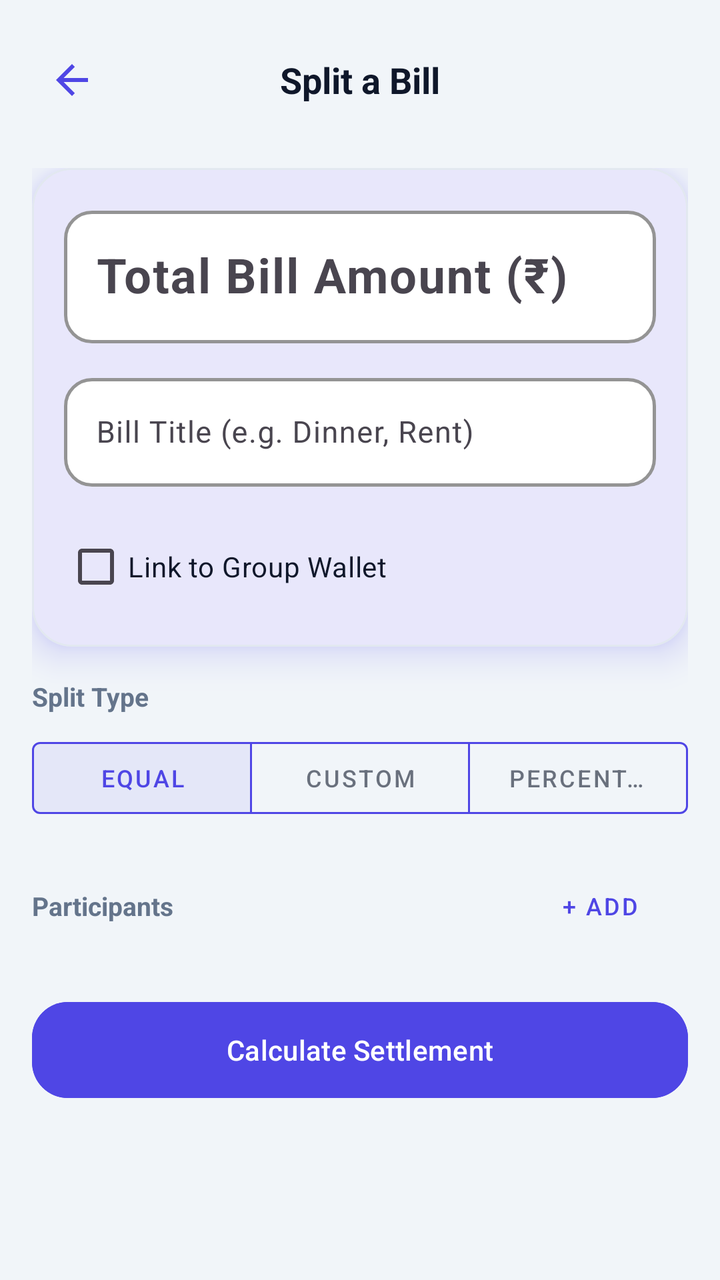
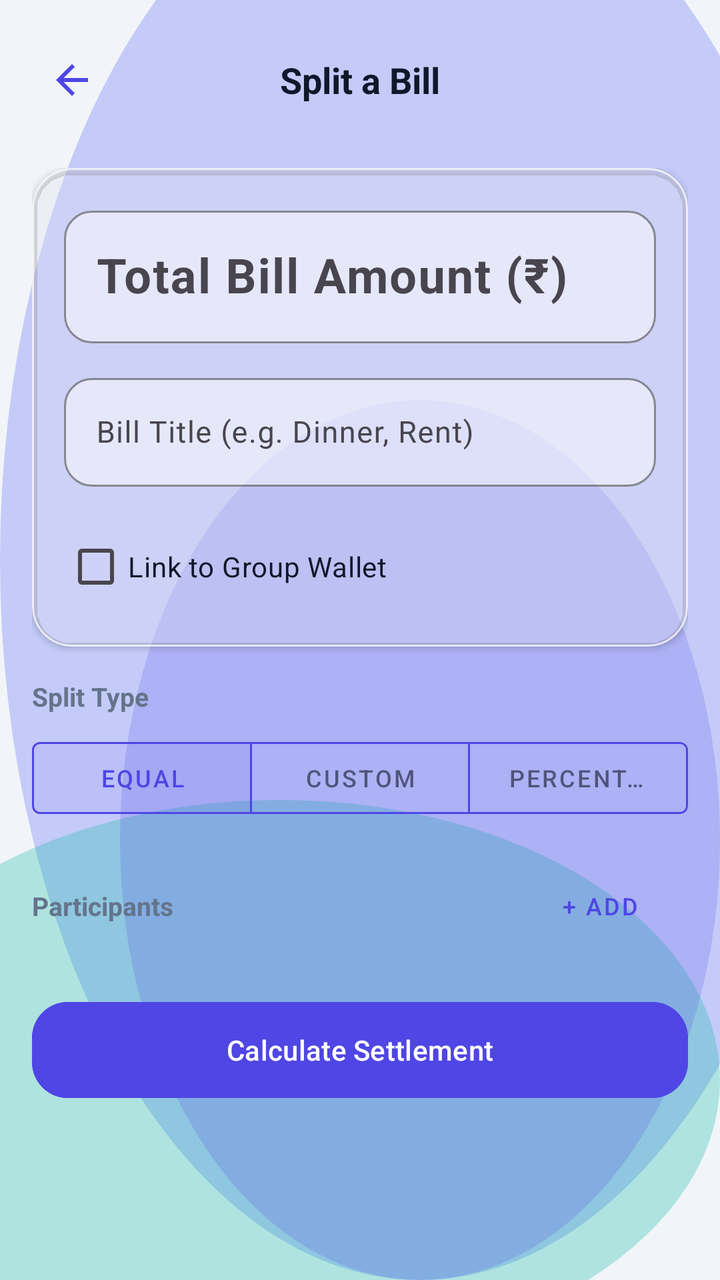

The first picture is an Android layout as it rendered before a commit; the second is the same layout after the commit. The layout source and the unified diff follow.
<!-- AndroidManifest.xml: application theme Theme.MoneyLens -->
<!-- res/layout/activity_bill_splitter.xml -->
<?xml version="1.0" encoding="utf-8"?>
<androidx.constraintlayout.widget.ConstraintLayout xmlns:android="http://schemas.android.com/apk/res/android"
    xmlns:app="http://schemas.android.com/apk/res-auto"
    xmlns:tools="http://schemas.android.com/tools"
    android:layout_width="match_parent"
    android:layout_height="match_parent"
    android:background="@color/colorBackground">

    
    <RelativeLayout
        android:id="@+id/layoutAppBar"
        android:layout_width="match_parent"
        android:layout_height="56dp"
        android:layout_marginTop="12dp"
        android:paddingHorizontal="16dp"
        app:layout_constraintTop_toTopOf="parent">

        <ImageView
            android:id="@+id/btnBack"
            android:layout_width="40dp"
            android:layout_height="40dp"
            android:layout_centerVertical="true"
            android:padding="8dp"
            android:src="@drawable/ic_back"
            android:background="?attr/selectableItemBackgroundBorderless"
            android:contentDescription="Back" />

        <TextView
            android:id="@+id/txtTitle"
            android:layout_width="wrap_content"
            android:layout_height="wrap_content"
            android:layout_centerInParent="true"
            android:text="Split a Bill"
            android:textColor="@color/colorTextPrimary"
            android:textSize="18sp"
            android:textStyle="bold" />
    </RelativeLayout>

    <androidx.core.widget.NestedScrollView
        android:layout_width="match_parent"
        android:layout_height="0dp"
        android:fillViewport="true"
        app:layout_constraintBottom_toBottomOf="parent"
        app:layout_constraintTop_toBottomOf="@id/layoutAppBar">

        <LinearLayout
            android:layout_width="match_parent"
            android:layout_height="wrap_content"
            android:orientation="vertical"
            android:padding="16dp">

            
            <com.google.android.material.card.MaterialCardView
                style="@style/ClayCard"
                android:layout_width="match_parent"
                android:layout_height="wrap_content"
                android:layout_marginBottom="16dp">

                <LinearLayout
                    android:layout_width="match_parent"
                    android:layout_height="wrap_content"
                    android:orientation="vertical"
                    android:padding="16dp">

                    <com.google.android.material.textfield.TextInputLayout
                        android:id="@+id/inputAmountLayout"
                        style="@style/ClayInput"
                        android:layout_width="match_parent"
                        android:layout_height="wrap_content"
                        android:hint="Total Bill Amount (₹)"
                        app:hintTextColor="@color/colorPrimary"
                        app:boxStrokeColor="@color/colorPrimary">

                        <com.google.android.material.textfield.TextInputEditText
                            android:id="@+id/inputAmount"
                            android:layout_width="match_parent"
                            android:layout_height="wrap_content"
                            android:inputType="numberDecimal"
                            android:textColor="@color/colorTextPrimary"
                            android:textSize="24sp"
                            android:textStyle="bold" />
                    </com.google.android.material.textfield.TextInputLayout>

                    <com.google.android.material.textfield.TextInputLayout
                        android:id="@+id/inputTitleLayout"
                        style="@style/ClayInput"
                        android:layout_width="match_parent"
                        android:layout_height="wrap_content"
                        android:layout_marginTop="12dp"
                        android:hint="Bill Title (e.g. Dinner, Rent)">

                        <com.google.android.material.textfield.TextInputEditText
                            android:id="@+id/inputTitle"
                            android:layout_width="match_parent"
                            android:layout_height="wrap_content"
                            android:inputType="textCapSentences"
                            android:textColor="@color/colorTextPrimary"
                            android:textSize="15sp" />
                    </com.google.android.material.textfield.TextInputLayout>

                    
                    <LinearLayout
                        android:layout_width="match_parent"
                        android:layout_height="wrap_content"
                        android:layout_marginTop="16dp"
                        android:gravity="center_vertical"
                        android:orientation="horizontal">

                        <CheckBox
                            android:id="@+id/chkSaveToGroup"
                            android:layout_width="wrap_content"
                            android:layout_height="wrap_content"
                            android:text="Link to Group Wallet"
                            android:textColor="@color/colorTextPrimary" />

                        <Spinner
                            android:id="@+id/spinnerGroups"
                            android:layout_width="0dp"
                            android:layout_height="wrap_content"
                            android:layout_weight="1"
                            android:layout_marginStart="8dp"
                            android:visibility="gone" />
                    </LinearLayout>
                </LinearLayout>
            </com.google.android.material.card.MaterialCardView>

            
            <TextView
                android:layout_width="wrap_content"
                android:layout_height="wrap_content"
                android:layout_marginBottom="8dp"
                android:text="Split Type"
                android:textColor="@color/colorTextSecondary"
                android:textSize="13sp"
                android:textStyle="bold" />

            <com.google.android.material.button.MaterialButtonToggleGroup
                android:id="@+id/toggleSplitType"
                android:layout_width="match_parent"
                android:layout_height="wrap_content"
                android:layout_marginBottom="16dp"
                app:checkedButton="@id/btnSplitEqual"
                app:singleSelection="true">

                <com.google.android.material.button.MaterialButton
                    android:id="@+id/btnSplitEqual"
                    style="@style/Widget.MaterialComponents.Button.OutlinedButton"
                    android:layout_width="0dp"
                    android:layout_height="wrap_content"
                    android:layout_weight="1"
                    android:text="Equal"
                    android:textSize="12sp"
                    app:strokeColor="@color/colorPrimary" />

                <com.google.android.material.button.MaterialButton
                    android:id="@+id/btnSplitCustom"
                    style="@style/Widget.MaterialComponents.Button.OutlinedButton"
                    android:layout_width="0dp"
                    android:layout_height="wrap_content"
                    android:layout_weight="1"
                    android:text="Custom"
                    android:textSize="12sp"
                    app:strokeColor="@color/colorPrimary" />

                <com.google.android.material.button.MaterialButton
                    android:id="@+id/btnSplitPercent"
                    style="@style/Widget.MaterialComponents.Button.OutlinedButton"
                    android:layout_width="0dp"
                    android:layout_height="wrap_content"
                    android:layout_weight="1"
                    android:text="Percentage"
                    android:textSize="12sp"
                    app:strokeColor="@color/colorPrimary" />
            </com.google.android.material.button.MaterialButtonToggleGroup>

            
            <RelativeLayout
                android:layout_width="match_parent"
                android:layout_height="wrap_content"
                android:layout_marginBottom="8dp">

                <TextView
                    android:layout_width="wrap_content"
                    android:layout_height="wrap_content"
                    android:layout_centerVertical="true"
                    android:text="Participants"
                    android:textColor="@color/colorTextSecondary"
                    android:textSize="13sp"
                    android:textStyle="bold" />

                <com.google.android.material.button.MaterialButton
                    android:id="@+id/btnAddParticipant"
                    style="@style/Widget.MaterialComponents.Button.TextButton"
                    android:layout_width="wrap_content"
                    android:layout_height="wrap_content"
                    android:layout_alignParentEnd="true"
                    android:text="+ Add"
                    android:textColor="@color/colorPrimary"
                    android:textSize="12sp" />
            </RelativeLayout>

            <androidx.recyclerview.widget.RecyclerView
                android:id="@+id/rvParticipants"
                android:layout_width="match_parent"
                android:layout_height="wrap_content"
                android:layout_marginBottom="16dp"
                android:nestedScrollingEnabled="false"
                tools:listitem="@layout/item_participant" />

            <com.google.android.material.button.MaterialButton
                android:id="@+id/btnCalculate"
                style="@style/ClayButton"
                android:layout_width="match_parent"
                android:layout_height="wrap_content"
                android:text="Calculate Settlement"
                android:backgroundTint="@color/colorPrimary"
                android:textColor="@android:color/white"
                android:layout_marginBottom="24dp" />

            
            <com.google.android.material.card.MaterialCardView
                android:id="@+id/cardSettlements"
                style="@style/ClayCard"
                android:layout_width="match_parent"
                android:layout_height="wrap_content"
                android:layout_marginBottom="32dp"
                android:visibility="gone">

                <LinearLayout
                    android:layout_width="match_parent"
                    android:layout_height="wrap_content"
                    android:orientation="vertical"
                    android:padding="16dp">

                    <TextView
                        android:layout_width="wrap_content"
                        android:layout_height="wrap_content"
                        android:text="Minimal transactions to settle"
                        android:textColor="@color/colorTextPrimary"
                        android:textSize="14sp"
                        android:textStyle="bold"
                        android:layout_marginBottom="12dp" />

                    <LinearLayout
                        android:id="@+id/layoutSettlements"
                        android:layout_width="match_parent"
                        android:layout_height="wrap_content"
                        android:orientation="vertical" />
                </LinearLayout>
            </com.google.android.material.card.MaterialCardView>

        </LinearLayout>
    </androidx.core.widget.NestedScrollView>

</androidx.constraintlayout.widget.ConstraintLayout>
<!-- res/layout/item_participant.xml (included above) -->
<?xml version="1.0" encoding="utf-8"?>
<com.google.android.material.card.MaterialCardView xmlns:android="http://schemas.android.com/apk/res/android"
    xmlns:app="http://schemas.android.com/apk/res-auto"
    style="@style/ClayCard"
    android:layout_width="match_parent"
    android:layout_height="wrap_content"
    android:layout_marginHorizontal="4dp"
    android:layout_marginVertical="6dp"
    app:cardElevation="2dp">

    <RelativeLayout
        android:layout_width="match_parent"
        android:layout_height="wrap_content"
        android:padding="12dp">

        
        <com.google.android.material.card.MaterialCardView
            android:id="@+id/cardAvatar"
            android:layout_width="40dp"
            android:layout_height="40dp"
            android:layout_centerVertical="true"
            app:cardCornerRadius="20dp"
            app:cardBackgroundColor="@color/colorPrimary"
            app:strokeWidth="0dp">

            <TextView
                android:id="@+id/txtInitials"
                android:layout_width="wrap_content"
                android:layout_height="wrap_content"
                android:layout_gravity="center"
                android:text="P"
                android:textColor="@android:color/white"
                android:textSize="14sp"
                android:textStyle="bold" />
        </com.google.android.material.card.MaterialCardView>

        
        <LinearLayout
            android:id="@+id/layoutInfo"
            android:layout_width="wrap_content"
            android:layout_height="wrap_content"
            android:layout_toEndOf="@id/cardAvatar"
            android:layout_toStartOf="@id/layoutInputs"
            android:layout_marginStart="12dp"
            android:layout_centerVertical="true"
            android:orientation="vertical">

            <TextView
                android:id="@+id/txtParticipantName"
                android:layout_width="wrap_content"
                android:layout_height="wrap_content"
                android:text="Participant Name"
                android:textColor="@color/colorTextPrimary"
                android:textSize="15sp"
                android:textStyle="bold" />

            <TextView
                android:id="@+id/txtOwesLabel"
                android:layout_width="wrap_content"
                android:layout_height="wrap_content"
                android:layout_marginTop="2dp"
                android:text="Owes: ₹0.00"
                android:textColor="@color/colorPrimary"
                android:textSize="12sp"
                android:textStyle="bold" />
        </LinearLayout>

        
        <LinearLayout
            android:id="@+id/layoutInputs"
            android:layout_width="wrap_content"
            android:layout_height="wrap_content"
            android:layout_alignParentEnd="true"
            android:layout_centerVertical="true"
            android:gravity="center_vertical"
            android:orientation="horizontal">

            <com.google.android.material.textfield.TextInputLayout
                android:id="@+id/inputPaidLayout"
                style="@style/ClayInput"
                android:layout_width="90dp"
                android:layout_height="wrap_content"
                android:hint="Paid"
                app:hintEnabled="true">

                <com.google.android.material.textfield.TextInputEditText
                    android:id="@+id/inputPaid"
                    android:layout_width="match_parent"
                    android:layout_height="wrap_content"
                    android:inputType="numberDecimal"
                    android:textSize="13sp"
                    android:padding="8dp" />
            </com.google.android.material.textfield.TextInputLayout>

            <ImageView
                android:id="@+id/btnRemoveParticipant"
                android:layout_width="36dp"
                android:layout_height="36dp"
                android:layout_marginStart="4dp"
                android:padding="8dp"
                android:src="@drawable/ic_trash"
                android:background="?attr/selectableItemBackgroundBorderless"
                app:tint="@color/colorDanger"
                android:contentDescription="Remove Participant" />
        </LinearLayout>

    </RelativeLayout>
</com.google.android.material.card.MaterialCardView>
<!-- resources referenced by this layout -->
<resources>
  <style name="ClayButton" parent="Widget.Material3.Button">
          <item name="cornerRadius">@dimen/clay_button_radius</item>
          <item name="android:paddingVertical">14dp</item>
          <item name="backgroundTint">@color/colorPrimary</item>
          <item name="android:textColor">@color/colorOnPrimary</item>
          <item name="iconTint">@color/colorOnPrimary</item>
          <item name="android:elevation">6dp</item>
          <item name="android:outlineSpotShadowColor" tools:targetApi="p">@color/colorPrimaryShadow</item>
          <item name="android:insetTop">0dp</item>
          <item name="android:insetBottom">0dp</item>
      </style>
  <style name="ClayCard" parent="Widget.Material3.CardView.Elevated">
          <item name="cardCornerRadius">@dimen/clay_card_radius</item>
          <item name="cardElevation">10dp</item>
          <item name="android:stateListAnimator">@null</item>
          <item name="strokeColor">@color/colorCardBorder</item>
          <item name="strokeWidth">1dp</item>
          <item name="cardBackgroundColor">@color/colorSurface</item>
          <item name="android:outlineSpotShadowColor" tools:targetApi="p">@color/colorPrimary</item>
          <item name="android:outlineAmbientShadowColor" tools:targetApi="p">@color/colorPrimary</item>
      </style>
  <style name="ClayInput" parent="Widget.Material3.TextInputLayout.OutlinedBox">
          <item name="boxCornerRadiusTopStart">@dimen/clay_input_radius</item>
          <item name="boxCornerRadiusTopEnd">@dimen/clay_input_radius</item>
          <item name="boxCornerRadiusBottomStart">@dimen/clay_input_radius</item>
          <item name="boxCornerRadiusBottomEnd">@dimen/clay_input_radius</item>
          <item name="boxStrokeColor">@color/colorCardBorder</item>
          <item name="boxStrokeWidth">1.5dp</item>
          <item name="boxStrokeWidthFocused">2.5dp</item>
          <item name="boxBackgroundColor">@color/colorSurface</item>
          <item name="hintTextColor">@color/colorPrimary</item>
      </style>
  <color name="colorPrimaryShadow">#3730A3</color>
  <color name="colorCardBorder">#E2E8F0</color>
  <style name="Base.Theme.MoneyLens" parent="Theme.Material3.Light.NoActionBar">
          
          <item name="colorPrimary">@color/colorPrimary</item>
          <item name="colorOnPrimary">@color/colorOnPrimary</item>
          <item name="colorSecondary">@color/colorSecondary</item>
          <item name="colorError">@color/colorDanger</item>
          <item name="android:windowBackground">@color/colorBackground</item>
          <item name="colorSurface">@color/colorSurface</item>
          <item name="android:colorBackground">@color/colorBackground</item>
          <item name="colorOnSurface">@color/colorTextPrimary</item>
  
          
          <item name="android:statusBarColor">@color/colorBackground</item>
          <item name="android:windowLightStatusBar" tools:targetApi="m">true</item>
          <item name="android:navigationBarColor">@color/colorBackground</item>
      </style>
  <!-- unchanged entries left out for length: 14 -->
</resources>

<!-- the commit's change to res/layout/activity_bill_splitter.xml (unified diff, before → after) -->
@@ -4,7 +4,7 @@
     xmlns:tools="http://schemas.android.com/tools"
     android:layout_width="match_parent"
     android:layout_height="match_parent"
-    android:background="@color/colorBackground">
+    android:background="@drawable/bg_mesh_gradient">
 
     
     <RelativeLayout
<!-- resource entries referenced after the edit -->
@@ -1,41 +1,73 @@
 <!-- resources referenced by this layout -->
 <resources>
+  <!-- drawable bg_mesh_gradient (drawable) -->
+  <?xml version="1.0" encoding="utf-8"?>
+  <layer-list xmlns:android="http://schemas.android.com/apk/res/android">
+      
+      <item>
+          <shape android:shape="rectangle">
+              <solid android:color="@color/colorBackground" />
+          </shape>
+      </item>
+      
+      <item android:top="-80dp" android:right="-60dp">
+          <shape android:shape="oval">
+              <solid android:color="@color/glassMeshOrb1" />
+              <size android:width="280dp" android:height="280dp" />
+          </shape>
+      </item>
+      
+      <item android:bottom="-40dp" android:left="-80dp" android:top="400dp">
+          <shape android:shape="oval">
+              <solid android:color="@color/glassMeshOrb2" />
+              <size android:width="240dp" android:height="240dp" />
+          </shape>
+      </item>
+      
+      <item android:top="200dp" android:left="60dp">
+          <shape android:shape="oval">
+              <solid android:color="@color/glassMeshOrb3" />
+              <size android:width="200dp" android:height="200dp" />
+          </shape>
+      </item>
+  </layer-list>
   <style name="ClayButton" parent="Widget.Material3.Button">
           <item name="cornerRadius">@dimen/clay_button_radius</item>
           <item name="android:paddingVertical">14dp</item>
           <item name="backgroundTint">@color/colorPrimary</item>
           <item name="android:textColor">@color/colorOnPrimary</item>
           <item name="iconTint">@color/colorOnPrimary</item>
-          <item name="android:elevation">6dp</item>
-          <item name="android:outlineSpotShadowColor" tools:targetApi="p">@color/colorPrimaryShadow</item>
+          <item name="android:elevation">4dp</item>
           <item name="android:insetTop">0dp</item>
           <item name="android:insetBottom">0dp</item>
       </style>
   <style name="ClayCard" parent="Widget.Material3.CardView.Elevated">
           <item name="cardCornerRadius">@dimen/clay_card_radius</item>
-          <item name="cardElevation">10dp</item>
+          <item name="cardElevation">2dp</item>
           <item name="android:stateListAnimator">@null</item>
-          <item name="strokeColor">@color/colorCardBorder</item>
+          <item name="strokeColor">@color/glassCardBorder</item>
           <item name="strokeWidth">1dp</item>
-          <item name="cardBackgroundColor">@color/colorSurface</item>
-          <item name="android:outlineSpotShadowColor" tools:targetApi="p">@color/colorPrimary</item>
-          <item name="android:outlineAmbientShadowColor" tools:targetApi="p">@color/colorPrimary</item>
+          <item name="cardBackgroundColor">@color/glassCardBg</item>
       </style>
   <style name="ClayInput" parent="Widget.Material3.TextInputLayout.OutlinedBox">
           <item name="boxCornerRadiusTopStart">@dimen/clay_input_radius</item>
           <item name="boxCornerRadiusTopEnd">@dimen/clay_input_radius</item>
           <item name="boxCornerRadiusBottomStart">@dimen/clay_input_radius</item>
           <item name="boxCornerRadiusBottomEnd">@dimen/clay_input_radius</item>
-          <item name="boxStrokeColor">@color/colorCardBorder</item>
-          <item name="boxStrokeWidth">1.5dp</item>
-          <item name="boxStrokeWidthFocused">2.5dp</item>
-          <item name="boxBackgroundColor">@color/colorSurface</item>
+          <item name="boxStrokeColor">@color/glassInputBorder</item>
+          <item name="boxStrokeWidth">1dp</item>
+          <item name="boxStrokeWidthFocused">2dp</item>
+          <item name="boxBackgroundColor">@color/glassInputBg</item>
           <item name="hintTextColor">@color/colorPrimary</item>
       </style>
-  <color name="colorPrimaryShadow">#3730A3</color>
-  <color name="colorCardBorder">#E2E8F0</color>
+  <color name="glassMeshOrb1">#66818CF8</color>
+  <color name="glassMeshOrb2">#4D14B8A6</color>
+  <color name="glassMeshOrb3">#334F46E5</color>
+  <color name="glassCardBorder">#B3FFFFFF</color>
+  <color name="glassCardBg">#8CFFFFFF</color>
+  <color name="glassInputBorder">#A6FFFFFF</color>
+  <color name="glassInputBg">#80FFFFFF</color>
   <style name="Base.Theme.MoneyLens" parent="Theme.Material3.Light.NoActionBar">
-          
           <item name="colorPrimary">@color/colorPrimary</item>
           <item name="colorOnPrimary">@color/colorOnPrimary</item>
           <item name="colorSecondary">@color/colorSecondary</item>
@@ -46,9 +78,10 @@
           <item name="colorOnSurface">@color/colorTextPrimary</item>
   
           
-          <item name="android:statusBarColor">@color/colorBackground</item>
+          <item name="android:statusBarColor">@android:color/transparent</item>
           <item name="android:windowLightStatusBar" tools:targetApi="m">true</item>
-          <item name="android:navigationBarColor">@color/colorBackground</item>
+          <item name="android:navigationBarColor">@android:color/transparent</item>
+          <item name="android:windowDrawsSystemBarBackgrounds">true</item>
       </style>
   <!-- unchanged entries left out for length: 14 -->
 </resources>
